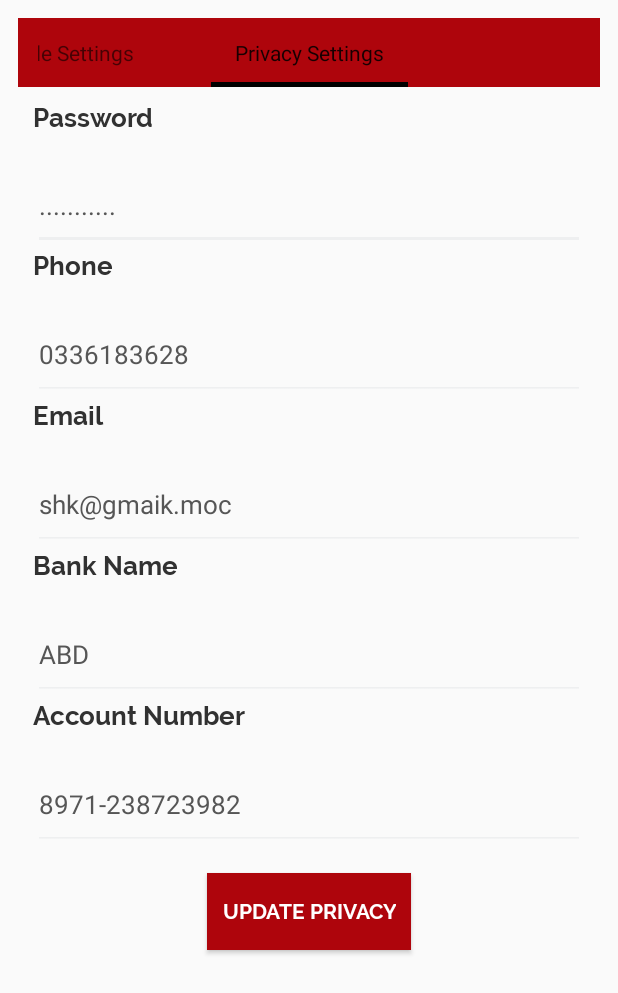
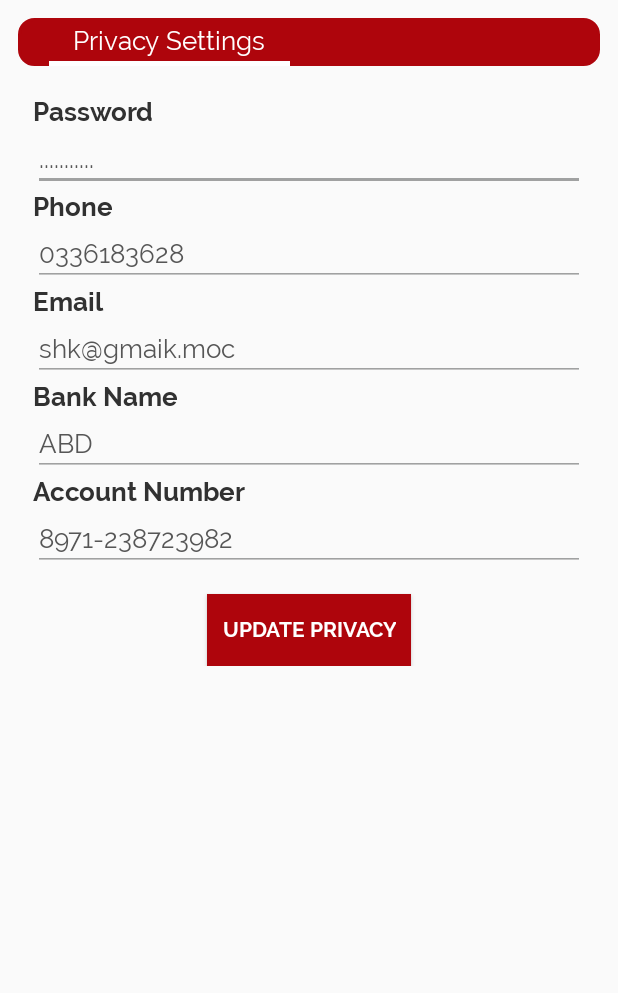
Before and after one commit to mhd-zulqarnain/Binarymlm, an Android app: the fragment ProfileFragment shown on its own in the app's theme, after a tap on "Privacy Settings", on a phone screen of 412 x 824 dp. Shown: the top 993 px of the screen. Run offline under Robolectric (Android 15) with nearby library versions, the light colour scheme and no system bars; 1 other tap on this screen came first.

Commit message:
PROFILE DESIGN

```diff
--- a/app/src/main/java/com/redcodetechnologies/mlm/viewpager/ViewPageAdapter.kt
+++ b/app/src/main/java/com/redcodetechnologies/mlm/profileviewpager/ProfileViewPageAdapter.kt
@@ -3,13 +3,15 @@ package com.example.mir.viewpager
 import android.support.v4.app.Fragment
 import android.support.v4.app.FragmentManager
 import android.support.v4.app.FragmentPagerAdapter
+import android.support.v4.app.FragmentStatePagerAdapter
 
-class ViewPagerAdapter internal constructor(fm: FragmentManager) : FragmentPagerAdapter(fm) {
+class ViewPagerAdapter internal constructor(fm: FragmentManager) : FragmentStatePagerAdapter(fm) {
 
     private val COUNT = 2
 
     override fun getItem(position: Int): Fragment? {
         var fragment: Fragment? = null
+
         when (position) {
             0 -> fragment = FirstFragment()
             1 -> fragment = SecondFragment()
--- /dev/null
+++ b/app/src/main/java/com/redcodetechnologies/mlm/profileviewpager/UpdatePrivacyFragment.kt
@@ -0,0 +1,74 @@
+package com.example.mir.viewpager
+
+
+import android.os.Bundle
+import android.app.Fragment
+import android.text.Html
+import android.view.LayoutInflater
+import android.view.View
+import android.view.ViewGroup
+import android.widget.Button
+import android.widget.EditText
+import android.widget.ImageView
+import android.widget.TextView
+import com.redcodetechnologies.mlm.R
+
+
+// TODO: Rename parameter arguments, choose names that match
+// the fragment initialization parameters, e.g. ARG_ITEM_NUMBER
+private const val ARG_PARAM1 = "param1"
+private const val ARG_PARAM2 = "param2"
+
+/**
+ * A simple [Fragment] subclass.
+ *
+ */
+class SecondFragment : android.support.v4.app.Fragment() {
+
+    override fun onCreateView(inflater: LayoutInflater, container: ViewGroup?, savedInstanceState: Bundle?): View? {
+
+        val view = inflater.inflate(R.layout.second_fragment, container, false)
+
+        val password = view!!.findViewById<EditText>(R.id.ed_password)
+        val phone = view!!.findViewById<EditText>(R.id.ed_phone)
+        val email = view!!.findViewById<EditText>(R.id.ed_email)
+        val bankname = view!!.findViewById<EditText>(R.id.ed_bankname)
+        val accountnumber = view!!.findViewById<EditText>(R.id.ed_accountnumber)
+        val updateprivacy = view!!.findViewById<Button>(R.id.btn_updateprivacy)
+
+
+        updateprivacy.setOnClickListener(View.OnClickListener {
+            if(password.text.toString().trim(' ').length < 1) {
+                password.error = Html.fromHtml("<font color='#E0796C'>Password could not be empty</font>")
+                password.requestFocus()
+            }
+            else if(password.text.toString().trim(' ').length < 8) {
+                password.error = Html.fromHtml("<font color='#E0796C'>Password must contain 8 characters</font>")
+                password.requestFocus()
+            }
+            else if(phone.text.toString().trim(' ').length < 1) {
+                phone.error = Html.fromHtml("<font color='#E0796C'>Phone number could not be empty</font>")
+                phone.requestFocus()
+            }
+            else if(email.text.toString().trim(' ').length < 1) {
+                email.error = Html.fromHtml("<font color='#E0796C'>Email address could not be empty</font>")
+                email.requestFocus()
+            }
+            else if(bankname.text.toString().trim(' ').length < 1) {
+                bankname.error = Html.fromHtml("<font color='#E0796C'>Bank name could not be empty</font>")
+                bankname.requestFocus()
+            }
+            else if(accountnumber.text.toString().trim(' ').length < 1){
+                accountnumber.error = Html.fromHtml("<font color='#E0796C'>Account number could not be empty</font>")
+                accountnumber.requestFocus()
+            }
+
+
+        })
+
+
+
+
+        return view
+    }
+}
--- /dev/null
+++ b/app/src/main/java/com/redcodetechnologies/mlm/profileviewpager/UpdateProfileFragment.kt
@@ -0,0 +1,68 @@
+package com.example.mir.viewpager
+
+
+import android.os.Bundle
+import android.support.v4.app.Fragment
+import android.text.Html
+import android.util.Log
+import android.view.LayoutInflater
+import android.view.View
+import android.view.ViewGroup
+import android.widget.Button
+import android.widget.EditText
+import android.widget.ImageView
+import android.widget.TextView
+import com.redcodetechnologies.mlm.R
+import kotlinx.android.synthetic.main.activity_sign_in.*
+import kotlinx.android.synthetic.main.fragment_first.*
+
+
+// TODO: Rename parameter arguments, choose names that match
+// the fragment initialization parameters, e.g. ARG_ITEM_NUMBER
+private const val ARG_PARAM1 = "param1"
+private const val ARG_PARAM2 = "param2"
+
+/**
+ * A simple [Fragment] subclass.
+ *
+ */
+class FirstFragment : Fragment() {
+
+
+
+    override fun onCreateView(inflater: LayoutInflater, container: ViewGroup?, savedInstanceState: Bundle?): View? {
+
+        val view = inflater.inflate(R.layout.fragment_first, container, false)
+
+        val updateprofile = view!!.findViewById<Button>(R.id.btn_updateprofile)
+        val name = view!!.findViewById<EditText>(R.id.ed_name)
+        val username = view!!.findViewById<EditText>(R.id.ed_username)
+        val address = view!!.findViewById<EditText>(R.id.ed_address)
+        val country = view!!.findViewById<EditText>(R.id.ed_country)
+
+
+        updateprofile.setOnClickListener(View.OnClickListener {
+
+            if(name.text.toString().trim(' ').length < 1) {
+                name.error = Html.fromHtml("<font color='#E0796C'>Name could not be empty</font>")
+                name.requestFocus()
+            }
+            else if(username.text.toString().trim(' ').length < 1){
+                username.error = Html.fromHtml("<font color='#E0796C'>User name could not be empty</font>")
+                username.requestFocus()
+            }
+            else if(address.text.toString().trim(' ').length < 1){
+                address.error = Html.fromHtml("<font color='#E0796C'>Address could not be empty</font>")
+                address.requestFocus()
+            }
+            else if(country.text.toString().trim(' ').length < 1){
+                country.error = Html.fromHtml("<font color='#E0796C'>Country could not be empty</font>")
+                country.requestFocus()
+            }
+
+        })
+
+        return view
+    }
+
+}
--- a/app/src/main/java/com/redcodetechnologies/mlm/ui/ProfileFragment.kt
+++ b/app/src/main/java/com/redcodetechnologies/mlm/ui/ProfileFragment.kt
@@ -2,6 +2,7 @@ package com.redcodetechnologies.mlm.ui
 
 import android.os.Bundle
 import android.support.v4.app.Fragment
+import android.support.v4.view.PagerTabStrip
 import android.support.v4.view.ViewPager
 import android.view.LayoutInflater
 import android.view.View
@@ -23,6 +24,8 @@ class ProfileFragment : Fragment() {
 
 
        val viewPager = view.findViewById<ViewPager>(R.id.viewPager)
+        val strip = view.findViewById<PagerTabStrip>(R.id.pager_header)
+        strip.setPadding(-280,0,0,0)
 
 
          val adapter = ViewPagerAdapter(activity!!.supportFragmentManager)
--- /dev/null
+++ b/app/src/main/res/drawable/background_pagertabstrip.xml
@@ -0,0 +1,16 @@
+<?xml version="1.0" encoding="utf-8"?>
+<shape xmlns:android="http://schemas.android.com/apk/res/android" >
+
+    <solid android:color="@color/colorRed" />
+
+    <stroke
+        android:width="2dp"
+        android:color="@color/colorRed" />
+    <corners
+        android:topLeftRadius="10dp"
+        android:topRightRadius="10dp"
+        android:bottomLeftRadius="10dp"
+        android:bottomRightRadius="10dp"
+        />
+
+</shape>
--- a/app/src/main/res/layout/fragment_profile.xml
+++ b/app/src/main/res/layout/fragment_profile.xml
@@ -17,8 +17,9 @@
             android:layout_width="match_parent"
             android:layout_height="wrap_content"
             android:layout_gravity="top"
-            android:background="@color/colorRed"
+            android:background="@drawable/background_pagertabstrip"
             android:padding="13dp"
+            android:textAppearance="@style/pagertabstrip"
             />
 
     </android.support.v4.view.ViewPager>
--- a/app/src/main/res/layout/second_fragment.xml
+++ b/app/src/main/res/layout/second_fragment.xml
@@ -10,8 +10,8 @@ android:layout_margin="12dp"
 
 <LinearLayout
     android:layout_width="match_parent"
-    android:layout_height="match_parent"
-    android:weightSum="18"
+    android:layout_height="wrap_content"
+    android:weightSum="14"
     android:orientation="vertical"
     android:layout_margin="10dp"
     >
@@ -26,17 +26,24 @@ android:layout_margin="12dp"
         android:fontFamily="@font/ralewaybold"
         android:textSize="17sp"
         android:textColor="#313131"
+        android:layout_marginTop="10dp"
         />
 
     <EditText
+        android:id="@+id/ed_password"
         android:layout_width="match_parent"
         android:layout_height="0dp"
         android:layout_weight="1.5"
+        android:backgroundTint="#a0a1a1"
+        android:fontFamily="@font/ralewayregular"
         android:hint="..........."
+        android:inputType="textPassword"
+        android:textColor="#313131"
         android:textColorHint="#565656"
-        android:backgroundTint="#EEEFF0"
         android:textSize="17sp"
-        android:textColor="#313131"
+        android:maxLines="1"
+        android:singleLine="true"
+        android:imeOptions="actionNext"
         />
 
 
@@ -54,15 +61,22 @@ android:layout_margin="12dp"
         />
 
     <EditText
+        android:id="@+id/ed_phone"
         android:layout_width="match_parent"
         android:layout_height="0dp"
         android:layout_weight="1.5"
+        android:backgroundTint="#a0a1a1"
+        android:fontFamily="@font/ralewayregular"
         android:hint="0336183628"
+        android:textColor="#313131"
         android:textColorHint="#565656"
-        android:backgroundTint="#EEEFF0"
         android:textSize="17sp"
-        android:textColor="#313131"
+        android:maxLines="1"
+        android:singleLine="true"
+        android:imeOptions="actionNext"
+        android:inputType="number"
         />
+
     <TextView
         android:layout_width="match_parent"
         android:layout_height="0dp"
@@ -74,15 +88,22 @@ android:layout_margin="12dp"
         />
 
     <EditText
+        android:id="@+id/ed_email"
         android:layout_width="match_parent"
         android:layout_height="0dp"
         android:layout_weight="1.5"
+        android:backgroundTint="#a0a1a1"
+        android:fontFamily="@font/ralewayregular"
         android:hint="shk@gmaik.moc "
+        android:inputType="textEmailAddress"
+        android:textColor="#313131"
         android:textColorHint="#565656"
-        android:backgroundTint="#EEEFF0"
         android:textSize="17sp"
-        android:textColor="#313131"
+        android:maxLines="1"
+        android:singleLine="true"
+        android:imeOptions="actionNext"
         />
+
     <TextView
         android:layout_width="match_parent"
         android:layout_height="0dp"
@@ -94,14 +115,19 @@ android:layout_margin="12dp"
         />
 
     <EditText
+        android:id="@+id/ed_bankname"
         android:layout_width="match_parent"
         android:layout_height="0dp"
         android:layout_weight="1.5"
+        android:backgroundTint="#a0a1a1"
+        android:fontFamily="@font/ralewayregular"
         android:hint="ABD"
+        android:textColor="#313131"
         android:textColorHint="#565656"
-        android:backgroundTint="#EEEFF0"
         android:textSize="17sp"
-        android:textColor="#313131"
+        android:maxLines="1"
+        android:singleLine="true"
+        android:imeOptions="actionNext"
         />
 
     <TextView
@@ -115,30 +141,35 @@ android:layout_margin="12dp"
         />
 
     <EditText
+        android:id="@+id/ed_accountnumber"
         android:layout_width="match_parent"
         android:layout_height="0dp"
         android:layout_weight="1.5"
+        android:backgroundTint="#a0a1a1"
+        android:fontFamily="@font/ralewayregular"
         android:hint="8971-238723982"
+        android:textColor="#313131"
         android:textColorHint="#565656"
-        android:backgroundTint="#EEEFF0"
         android:textSize="17sp"
-        android:textColor="#313131"
+        android:maxLines="1"
+        android:singleLine="true"
+        android:imeOptions="actionDone"
         />
 
 
     <Button
+        android:id="@+id/btn_updateprivacy"
         android:layout_width="wrap_content"
         android:layout_height="0dp"
+        android:layout_gravity="center"
+        android:layout_marginTop="15dp"
         android:layout_weight="1.3"
         android:background="@color/colorRed"
-        android:text="Update Privacy"
         android:fontFamily="@font/ralewaybold"
-        android:textColor="@color/colorWhite"
-        android:layout_gravity="center"
         android:paddingLeft="10dp"
         android:paddingRight="10dp"
-        android:layout_marginTop="15dp"
-        />
+        android:text="Update Privacy"
+        android:textColor="@color/colorWhite" />
 
 
 
--- a/app/src/main/res/values/styles.xml
+++ b/app/src/main/res/values/styles.xml
@@ -53,4 +53,12 @@
         <item name="android:textSize">12sp</item>
         <item name="android:fontFamily">@font/ralewayregular</item>
     </style>
+
+    <style name="pagertabstrip">
+        <item name="android:textSize">17sp</item>
+        <item name="android:fontFamily">@font/ralewayregular</item>
+        <item name="android:textColor">#fff</item>
+    </style>
+
+
 </resources>
```
Also changed, not shown: app/src/main/java/com/redcodetechnologies/mlm/viewpager/FirstFragment.kt (deleted, +0 -33 lines), app/src/main/java/com/redcodetechnologies/mlm/viewpager/SecondFragment.kt (deleted, +0 -32 lines), app/src/main/res/layout/fragment_first.xml (+38 -14 lines).
